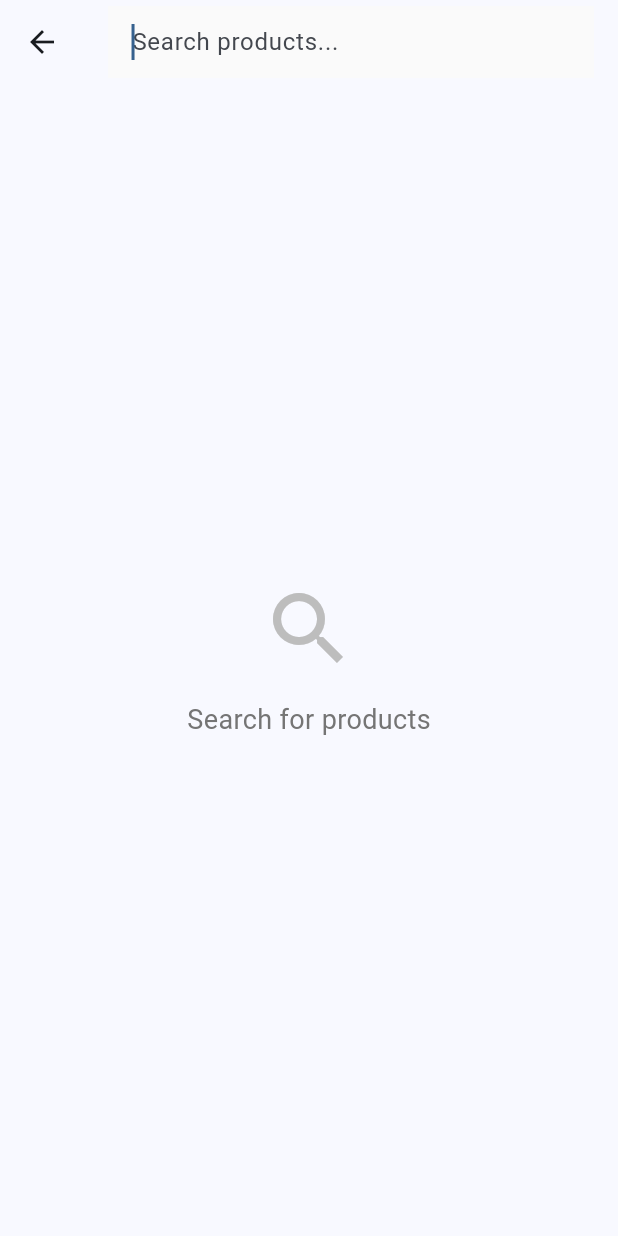
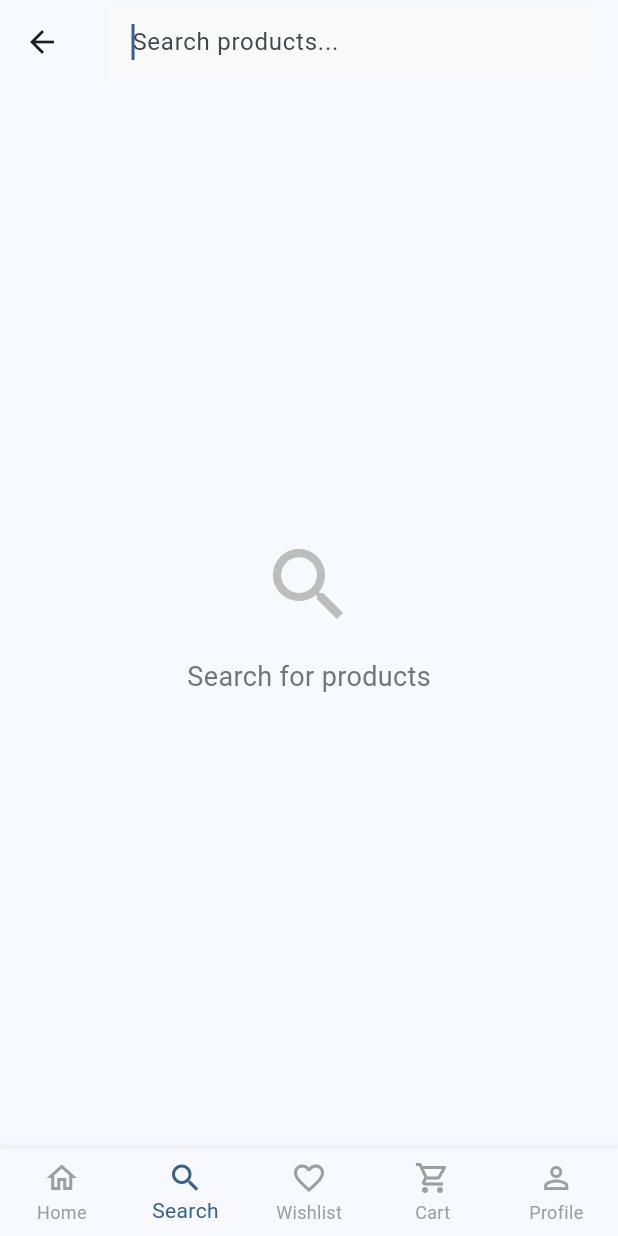
Before and after one commit to malikankit90/ecommerce_app, a Flutter app: the screen it shows after launch, after a tap on the "search" icon, on a phone screen of 412 x 824 dp. Run offline on Flutter 3.47's test engine with Material 3 defaults, Android fonts, the phone set to English and light mode, and no system bars; our stand-ins replace cloud_firestore, firebase_auth, firebase_core, flutter_riverpod, freezed_annotation, go_router and 1 more; accounts and stored records are empty.

Commit message:
scrollable sub categories and bottom nav bar

```diff
--- a/lib/core/router/app_router.dart
+++ b/lib/core/router/app_router.dart
@@ -1,5 +1,3 @@
-// lib/core/router/app_router.dart
-
 import 'package:flutter/material.dart';
 import 'package:flutter_riverpod/flutter_riverpod.dart';
 import 'package:go_router/go_router.dart';
@@ -30,6 +28,8 @@ import '../../features/address/presentation/screens/add_edit_address_screen.dart
 
 import '../../features/wishlist/presentation/screens/wishlist_screen.dart';
 
+import '../widgets/app_bottom_nav_bar.dart';
+
 final routerProvider = Provider<GoRouter>((ref) {
   final authState = ref.watch(authStateProvider);
 
@@ -38,34 +38,35 @@ final routerProvider = Provider<GoRouter>((ref) {
     debugLogDiagnostics: true,
 
     // =====================================================
-    // AUTH + GUEST REDIRECT LOGIC (FINAL)
+    // AUTH + GUEST REDIRECT (FINAL & CORRECT)
     // =====================================================
     redirect: (context, state) {
       final isLoggedIn = authState.value != null;
 
-      // Auth-only screens
-      final isAuthRoute =
-          state.matchedLocation == '/login' ||
-          state.matchedLocation == '/signup' ||
-          state.matchedLocation == '/forgot-password';
+      final authRoutes = [
+        '/login',
+        '/signup',
+        '/forgot-password',
+      ];
 
-      // Routes that guests ARE ALLOWED to access
-      const guestAllowedRoutes = [
+      final guestAllowedPrefixes = [
         '/',
         '/category',
         '/products',
         '/search',
       ];
 
-      final isGuestAllowed = guestAllowedRoutes
-          .any((path) => state.matchedLocation.startsWith(path));
+      final isAuthRoute = authRoutes.contains(state.matchedLocation);
 
-      // 🚫 Guest trying to access protected route
+      final isGuestAllowed =
+          guestAllowedPrefixes.any((p) => state.matchedLocation.startsWith(p));
+
+      // 🚫 Guest accessing protected route
       if (!isLoggedIn && !isAuthRoute && !isGuestAllowed) {
         return '/login';
       }
 
-      // 🚫 Logged-in user trying to access auth screens
+      // 🚫 Logged-in user accessing auth pages
       if (isLoggedIn && isAuthRoute) {
         return '/';
       }
@@ -78,42 +79,47 @@ final routerProvider = Provider<GoRouter>((ref) {
     // =====================================================
     routes: [
       // =============================
-      // HOME (PUBLIC)
+      // AUTH (NO BOTTOM NAV)
       // =============================
       GoRoute(
+        path: '/login',
+        builder: (context, state) => const LoginScreen(),
+      ),
+      GoRoute(
+        path: '/signup',
+        builder: (context, state) => const SignupScreen(),
+      ),
+      GoRoute(
+        path: '/forgot-password',
+        builder: (context, state) => const ForgotPasswordScreen(),
+      ),
+
+      // =============================
+      // MAIN APP (WITH BOTTOM NAV)
+      // =============================
+      ShellRoute(
+        builder: (context, state, child) {
+          return Scaffold(
+            body: child,
+            bottomNavigationBar: const AppBottomNavBar(),
+          );
+        },
+        routes: [
+          // -------- HOME
+          GoRoute(
             path: '/',
-        name: 'home',
             builder: (context, state) => const HomeScreen(),
           ),
 
-      // =============================
-      // AUTH
-      // =============================
+          // -------- SEARCH
           GoRoute(
-        path: '/login',
-        name: 'login',
-        builder: (context, state) => const LoginScreen(),
+            path: '/search',
+            builder: (context, state) => const SearchScreen(),
           ),
 
-      GoRoute(
-        path: '/signup',
-        name: 'signup',
-        builder: (context, state) => const SignupScreen(),
-      ),
-
-      GoRoute(
-        path: '/forgot-password',
-        name: 'forgotPassword',
-        builder: (context, state) =>
-            const ForgotPasswordScreen(),
-      ),
-
-      // =============================
-      // CATEGORY LANDING (PUBLIC)
-      // =============================
+          // -------- CATEGORY LANDING
           GoRoute(
             path: '/category',
-        name: 'categoryLanding',
             builder: (context, state) {
               final category = state.extra as CategoryModel;
               return CategoryLandingScreen(
@@ -122,15 +128,11 @@ final routerProvider = Provider<GoRouter>((ref) {
             },
           ),
 
-      // =============================
-      // PRODUCTS (PUBLIC)
-      // =============================
+          // -------- PRODUCTS
           GoRoute(
             path: '/products',
-        name: 'products',
             builder: (context, state) {
-          final extra =
-              state.extra as Map<String, dynamic>?;
+              final extra = state.extra as Map<String, dynamic>?;
 
               return ProductsListScreen(
                 categoryId: extra?['categoryId'],
@@ -141,62 +143,42 @@ final routerProvider = Provider<GoRouter>((ref) {
 
           GoRoute(
             path: '/products/:id',
-        name: 'productDetail',
             builder: (context, state) {
-          final productId =
-              state.pathParameters['id']!;
+              final productId = state.pathParameters['id']!;
               return ProductDetailScreen(
                 productId: productId,
               );
             },
           ),
 
-      // =============================
-      // SEARCH (PUBLIC)
-      // =============================
+          // -------- WISHLIST (AUTH)
           GoRoute(
-        path: '/search',
-        name: 'search',
-        builder: (context, state) =>
-            const SearchScreen(),
+            path: '/wishlist',
+            builder: (context, state) => const WishlistScreen(),
           ),
 
-      // =============================
-      // CART (AUTH REQUIRED)
-      // =============================
+          // -------- CART (AUTH)
           GoRoute(
             path: '/cart',
-        name: 'cart',
-        builder: (context, state) =>
-            const CartScreen(),
+            builder: (context, state) => const CartScreen(),
           ),
 
-      // =============================
-      // CHECKOUT (AUTH REQUIRED)
-      // =============================
+          // -------- CHECKOUT (AUTH)
           GoRoute(
             path: '/checkout',
-        name: 'checkout',
-        builder: (context, state) =>
-            const CheckoutScreen(),
+            builder: (context, state) => const CheckoutScreen(),
           ),
 
-      // =============================
-      // ORDERS (AUTH REQUIRED)
-      // =============================
+          // -------- ORDERS / PROFILE
           GoRoute(
             path: '/orders',
-        name: 'orders',
-        builder: (context, state) =>
-            const OrdersListScreen(),
+            builder: (context, state) => const OrdersListScreen(),
           ),
 
           GoRoute(
             path: '/orders/:id',
-        name: 'orderDetail',
             builder: (context, state) {
-          final orderId =
-              state.pathParameters['id']!;
+              final orderId = state.pathParameters['id']!;
               return OrderDetailScreen(
                 orderId: orderId,
               );
@@ -205,36 +187,25 @@ final routerProvider = Provider<GoRouter>((ref) {
 
           GoRoute(
             path: '/orders/:id/success',
-        name: 'orderSuccess',
             builder: (context, state) {
-          final orderId =
-              state.pathParameters['id']!;
+              final orderId = state.pathParameters['id']!;
               return OrderSuccessScreen(
                 orderId: orderId,
               );
             },
           ),
 
-      // =============================
-      // ADDRESSES (AUTH REQUIRED)
-      // =============================
+          // -------- ADDRESSES
           GoRoute(
             path: '/addresses',
-        name: 'addresses',
-        builder: (context, state) =>
-            const AddressesListScreen(),
+            builder: (context, state) => const AddressesListScreen(),
           ),
-
           GoRoute(
             path: '/addresses/add',
-        name: 'addAddress',
-        builder: (context, state) =>
-            const AddEditAddressScreen(),
+            builder: (context, state) => const AddEditAddressScreen(),
           ),
-
           GoRoute(
             path: '/addresses/edit/:id',
-        name: 'editAddress',
             builder: (context, state) {
               final address = state.extra;
               return AddEditAddressScreen(
@@ -242,15 +213,7 @@ final routerProvider = Provider<GoRouter>((ref) {
               );
             },
           ),
-
-      // =============================
-      // WISHLIST (AUTH REQUIRED)
-      // =============================
-      GoRoute(
-        path: '/wishlist',
-        name: 'wishlist',
-        builder: (context, state) =>
-            const WishlistScreen(),
+        ],
       ),
     ],
 
--- /dev/null
+++ b/lib/core/widgets/app_bottom_nav_bar.dart
@@ -0,0 +1,95 @@
+import 'package:flutter/material.dart';
+import 'package:flutter_riverpod/flutter_riverpod.dart';
+import 'package:go_router/go_router.dart';
+
+import '../../features/cart/presentation/providers/cart_providers.dart';
+import '../../features/wishlist/presentation/providers/wishlist_providers.dart';
+import 'icon_badge.dart';
+
+class AppBottomNavBar extends ConsumerWidget {
+  const AppBottomNavBar({super.key});
+
+  int _locationToIndex(String location) {
+    if (location.startsWith('/search')) return 1;
+    if (location.startsWith('/wishlist')) return 2;
+    if (location.startsWith('/cart')) return 3;
+    if (location.startsWith('/orders')) return 4;
+    return 0;
+  }
+
+  void _onTap(BuildContext context, int index) {
+    switch (index) {
+      case 0:
+        context.go('/');
+        break;
+      case 1:
+        context.go('/search');
+        break;
+      case 2:
+        context.go('/wishlist');
+        break;
+      case 3:
+        context.go('/cart');
+        break;
+      case 4:
+        context.go('/orders');
+        break;
+    }
+  }
+
+  @override
+  Widget build(BuildContext context, WidgetRef ref) {
+    final location = GoRouterState.of(context).uri.toString();
+
+    // ✅ USE EXISTING COUNT PROVIDERS
+    final cartCount = ref.watch(cartItemCountProvider);
+    final wishlistCount = ref.watch(wishlistItemCountProvider);
+
+    return BottomNavigationBar(
+      currentIndex: _locationToIndex(location),
+      onTap: (index) => _onTap(context, index),
+      type: BottomNavigationBarType.fixed,
+      selectedItemColor: Theme.of(context).colorScheme.primary,
+      unselectedItemColor: Colors.grey,
+      items: [
+        const BottomNavigationBarItem(
+          icon: Icon(Icons.home_outlined),
+          activeIcon: Icon(Icons.home),
+          label: 'Home',
+        ),
+        const BottomNavigationBarItem(
+          icon: Icon(Icons.search_outlined),
+          activeIcon: Icon(Icons.search),
+          label: 'Search',
+        ),
+        BottomNavigationBarItem(
+          icon: IconBadge(
+            icon: const Icon(Icons.favorite_border),
+            count: wishlistCount,
+          ),
+          activeIcon: IconBadge(
+            icon: const Icon(Icons.favorite),
+            count: wishlistCount,
+          ),
+          label: 'Wishlist',
+        ),
+        BottomNavigationBarItem(
+          icon: IconBadge(
+            icon: const Icon(Icons.shopping_cart_outlined),
+            count: cartCount,
+          ),
+          activeIcon: IconBadge(
+            icon: const Icon(Icons.shopping_cart),
+            count: cartCount,
+          ),
+          label: 'Cart',
+        ),
+        const BottomNavigationBarItem(
+          icon: Icon(Icons.person_outline),
+          activeIcon: Icon(Icons.person),
+          label: 'Profile',
+        ),
+      ],
+    );
+  }
+}
--- /dev/null
+++ b/lib/core/widgets/icon_badge.dart
@@ -0,0 +1,49 @@
+import 'package:flutter/material.dart';
+
+class IconBadge extends StatelessWidget {
+  final Widget icon;
+  final int count;
+
+  const IconBadge({
+    super.key,
+    required this.icon,
+    required this.count,
+  });
+
+  @override
+  Widget build(BuildContext context) {
+    if (count <= 0) return icon;
+
+    return Stack(
+      clipBehavior: Clip.none,
+      children: [
+        icon,
+        Positioned(
+          right: -6,
+          top: -6,
+          child: Container(
+            padding: const EdgeInsets.all(4),
+            decoration: const BoxDecoration(
+              color: Colors.red,
+              shape: BoxShape.circle,
+            ),
+            constraints: const BoxConstraints(
+              minWidth: 18,
+              minHeight: 18,
+            ),
+            child: Center(
+              child: Text(
+                count > 99 ? '99+' : '$count',
+                style: const TextStyle(
+                  color: Colors.white,
+                  fontSize: 10,
+                  fontWeight: FontWeight.bold,
+                ),
+              ),
+            ),
+          ),
+        ),
+      ],
+    );
+  }
+}
--- a/lib/features/home/presentation/providers/home_controller.dart
+++ b/lib/features/home/presentation/providers/home_controller.dart
@@ -6,22 +6,19 @@ import '../../data/models/home_state.dart';
 import '../../../products/presentation/providers/product_providers.dart';
 import '../../../categories/presentation/providers/category_providers.dart';
 
-final homeControllerProvider =
-    AsyncNotifierProvider<HomeController, HomeState>(
+final homeControllerProvider = AsyncNotifierProvider<HomeController, HomeState>(
   HomeController.new,
 );
 
 class HomeController extends AsyncNotifier<HomeState> {
   @override
   Future<HomeState> build() async {
-    final trending =
-        await ref.watch(featuredProductsProvider.future);
+    final trending = await ref.watch(featuredProductsProvider.future);
 
-    final recommended =
-        await ref.watch(newArrivalsProvider.future);
+    final recommended = await ref.watch(newArrivalsProvider.future);
 
-    final categories =
-        await ref.watch(featuredCategoriesProvider.future);
+    // 🔥 FIX: LOAD ALL CATEGORIES (ROOT + SUB)
+    final categories = await ref.watch(categoriesStreamProvider.future);
 
     return HomeState(
       trending: trending,
@@ -35,7 +32,7 @@ class HomeController extends AsyncNotifier<HomeState> {
 
     ref.invalidate(featuredProductsProvider);
     ref.invalidate(newArrivalsProvider);
-    ref.invalidate(featuredCategoriesProvider);
+    ref.invalidate(categoriesStreamProvider);
 
     state = await AsyncValue.guard(build);
   }
--- /dev/null
+++ b/lib/features/home/presentation/providers/home_ui_state_provider.dart
@@ -0,0 +1,4 @@
+import 'package:flutter_riverpod/flutter_riverpod.dart';
+
+/// Holds selected top-level category ID (Men / Women)
+final selectedRootCategoryIdProvider = StateProvider<String?>((ref) => null);
--- a/lib/features/home/presentation/screens/home_screen.dart
+++ b/lib/features/home/presentation/screens/home_screen.dart
@@ -2,12 +2,14 @@ import 'package:flutter/material.dart';
 import 'package:flutter_riverpod/flutter_riverpod.dart';
 
 import '../providers/home_controller.dart';
+import '../providers/home_ui_state_provider.dart';
 import '../widgets/home_app_bar.dart';
 import '../widgets/search_bar.dart';
 import '../widgets/top_categories_row.dart';
+import '../widgets/subcategories_row.dart';
 import '../widgets/trending_products_carousel.dart';
-import '../widgets/category_section_row.dart';
 import '../widgets/recommended_products_grid.dart';
+import '../../../categories/data/models/category_model.dart';
 
 class HomeScreen extends ConsumerWidget {
   const HomeScreen({super.key});
@@ -15,45 +17,57 @@ class HomeScreen extends ConsumerWidget {
   @override
   Widget build(BuildContext context, WidgetRef ref) {
     final homeAsync = ref.watch(homeControllerProvider);
+    final selectedRootId = ref.watch(selectedRootCategoryIdProvider);
 
     return Scaffold(
       appBar: const HomeAppBar(),
       body: homeAsync.when(
-        loading: () =>
-            const Center(child: CircularProgressIndicator()),
-        error: (_, __) =>
-            const Center(child: Text('Failed to load home')),
-        data: (state) => RefreshIndicator(
+        loading: () => const Center(child: CircularProgressIndicator()),
+        error: (_, __) => const Center(child: Text('Failed to load home')),
+        data: (state) {
+          debugPrint('Selected root ID: $selectedRootId');
+          debugPrint(
+            'Subcats count: ${selectedRootId == null ? 0 : state.subCategoriesOf(selectedRootId).length}',
+          );
+
+          // 🔹 Get subcategories ONLY for selected root
+          final List<CategoryModel> subCategories = selectedRootId == null
+              ? []
+              : state.subCategoriesOf(selectedRootId);
+
+          return RefreshIndicator(
             onRefresh: () =>
                 ref.read(homeControllerProvider.notifier).refresh(),
             child: CustomScrollView(
               physics: const AlwaysScrollableScrollPhysics(),
               slivers: [
+                /// SEARCH
                 const SliverToBoxAdapter(
                   child: HomeSearchBar(),
                 ),
 
+                /// TOP-LEVEL CATEGORIES (Men / Women)
                 SliverToBoxAdapter(
                   child: TopCategoriesRow(
                     categories: state.rootCategories,
                   ),
                 ),
 
+                /// DYNAMIC SUBCATEGORIES (appears on selection)
+                SliverToBoxAdapter(
+                  child: SubCategoriesRow(
+                    subCategories: subCategories,
+                  ),
+                ),
+
+                /// TRENDING PRODUCTS
                 SliverToBoxAdapter(
                   child: TrendingProductsCarousel(
                     products: state.trending,
                   ),
                 ),
 
-              for (final root in state.rootCategories)
-                SliverToBoxAdapter(
-                  child: CategorySectionRow(
-                    rootCategory: root,
-                    subCategories:
-                        state.subCategoriesOf(root.id),
-                  ),
-                ),
-
+                /// RECOMMENDED PRODUCTS
                 SliverPadding(
                   padding: const EdgeInsets.symmetric(horizontal: 16),
                   sliver: RecommendedProductsGrid(
@@ -66,7 +80,8 @@ class HomeScreen extends ConsumerWidget {
                 ),
               ],
             ),
-        ),
+          );
+        },
       ),
     );
   }
--- a/lib/features/home/presentation/widgets/home_app_bar.dart
+++ b/lib/features/home/presentation/widgets/home_app_bar.dart
@@ -6,8 +6,7 @@ import '../../../auth/presentation/providers/auth_providers.dart';
 import 'cart_icon.dart';
 import 'wishlist_icon.dart';
 
-class HomeAppBar extends ConsumerWidget
-    implements PreferredSizeWidget {
+class HomeAppBar extends ConsumerWidget implements PreferredSizeWidget {
   const HomeAppBar({super.key});
 
   @override
@@ -46,6 +45,5 @@ class HomeAppBar extends ConsumerWidget
   }
 
   @override
-  Size get preferredSize =>
-      const Size.fromHeight(kToolbarHeight);
+  Size get preferredSize => const Size.fromHeight(kToolbarHeight);
 }
--- /dev/null
+++ b/lib/features/home/presentation/widgets/subcategories_row.dart
@@ -0,0 +1,85 @@
+import 'package:flutter/material.dart';
+import 'package:go_router/go_router.dart';
+
+import '../../../categories/data/models/category_model.dart';
+
+class SubCategoriesRow extends StatelessWidget {
+  final List<CategoryModel> subCategories;
+
+  const SubCategoriesRow({
+    super.key,
+    required this.subCategories,
+  });
+
+  @override
+  Widget build(BuildContext context) {
+    if (subCategories.isEmpty) {
+      return const SizedBox.shrink();
+    }
+
+    return Column(
+      crossAxisAlignment: CrossAxisAlignment.start,
+      children: [
+        const Padding(
+          padding: EdgeInsets.fromLTRB(16, 8, 16, 8),
+          child: Text(
+            'Shop by Category',
+            style: TextStyle(
+              fontSize: 14,
+              fontWeight: FontWeight.w600,
+            ),
+          ),
+        ),
+        SizedBox(
+          height: 104,
+          child: ListView.separated(
+            scrollDirection: Axis.horizontal,
+            padding: const EdgeInsets.symmetric(horizontal: 16),
+            itemCount: subCategories.length,
+            separatorBuilder: (_, __) => const SizedBox(width: 12),
+            itemBuilder: (_, index) {
+              final category = subCategories[index];
+
+              return InkWell(
+                borderRadius: BorderRadius.circular(12),
+                onTap: () {
+                  context.push(
+                    '/products',
+                    extra: {
+                      'categoryId': category.id,
+                      'title': category.name,
+                    },
+                  );
+                },
+                child: SizedBox(
+                  width: 72,
+                  child: Column(
+                    children: [
+                      CircleAvatar(
+                        radius: 32,
+                        backgroundColor: Colors.grey.shade200,
+                        backgroundImage: category.imageUrl.isNotEmpty
+                            ? NetworkImage(category.imageUrl)
+                            : null,
+                        child: category.imageUrl.isEmpty
+                            ? const Icon(Icons.image, color: Colors.grey)
+                            : null,
+                      ),
+                      const SizedBox(height: 6),
+                      Text(
+                        category.name,
+                        maxLines: 1,
+                        overflow: TextOverflow.ellipsis,
+                        style: const TextStyle(fontSize: 12),
+                      ),
+                    ],
+                  ),
+                ),
+              );
+            },
+          ),
+        ),
+      ],
+    );
+  }
+}
--- a/lib/features/home/presentation/widgets/top_categories_row.dart
+++ b/lib/features/home/presentation/widgets/top_categories_row.dart
@@ -1,8 +1,10 @@
 import 'package:flutter/material.dart';
-import 'package:go_router/go_router.dart';
+import 'package:flutter_riverpod/flutter_riverpod.dart';
+
 import '../../../categories/data/models/category_model.dart';
+import '../providers/home_ui_state_provider.dart';
 
-class TopCategoriesRow extends StatelessWidget {
+class TopCategoriesRow extends ConsumerWidget {
   final List<CategoryModel> categories;
 
   const TopCategoriesRow({
@@ -11,30 +13,40 @@ class TopCategoriesRow extends StatelessWidget {
   });
 
   @override
-  Widget build(BuildContext context) {
-    if (categories.isEmpty) return const SizedBox.shrink();
+  Widget build(BuildContext context, WidgetRef ref) {
+    final selectedId = ref.watch(selectedRootCategoryIdProvider);
 
-    return Padding(
-      padding: const EdgeInsets.symmetric(vertical: 16),
-      child: Row(
-        mainAxisAlignment: MainAxisAlignment.spaceAround,
-        children: categories.take(4).map((category) {
-          return InkWell(
-            borderRadius: BorderRadius.circular(40),
+    return SizedBox(
+      height: 96,
+      child: ListView.separated(
+        scrollDirection: Axis.horizontal,
+        padding: const EdgeInsets.symmetric(horizontal: 16),
+        itemCount: categories.length,
+        separatorBuilder: (_, __) => const SizedBox(width: 12),
+        itemBuilder: (_, index) {
+          final category = categories[index];
+          final isSelected = category.id == selectedId;
+
+          return GestureDetector(
             onTap: () {
-              // ✅ ROOT CATEGORY → CATEGORY LANDING
-              context.push(
-                '/category',
-                extra: category,
+              final notifier = ref.read(
+                selectedRootCategoryIdProvider.notifier,
               );
+
+              // 🔥 Toggle logic
+              notifier.state = isSelected ? null : category.id;
             },
             child: Column(
               children: [
                 CircleAvatar(
-                  radius: 28,
+                  radius: 32,
+                  backgroundColor: isSelected
+                      ? Theme.of(context).colorScheme.primary
+                      : Colors.grey.shade200,
                   child: Text(
                     category.name.characters.first,
-                    style: const TextStyle(
+                    style: TextStyle(
+                      color: isSelected ? Colors.white : Colors.black,
                       fontWeight: FontWeight.bold,
                     ),
                   ),
@@ -42,14 +54,16 @@ class TopCategoriesRow extends StatelessWidget {
                 const SizedBox(height: 6),
                 Text(
                   category.name,
-                  maxLines: 1,
-                  overflow: TextOverflow.ellipsis,
-                  style: const TextStyle(fontSize: 12),
+                  style: TextStyle(
+                    fontSize: 12,
+                    fontWeight:
+                        isSelected ? FontWeight.bold : FontWeight.normal,
+                  ),
                 ),
               ],
             ),
           );
-        }).toList(),
+        },
       ),
     );
   }
```
Lines whose indentation alone changed are shown as unchanged.
